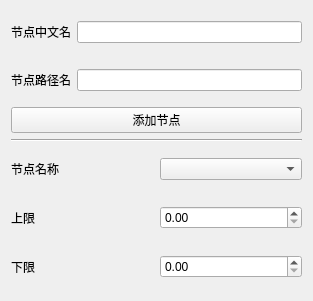
The window that hs_collect_setting.ui (Ying3141/yizumi-monitor) describes before a commit, drawn with Qt 5.
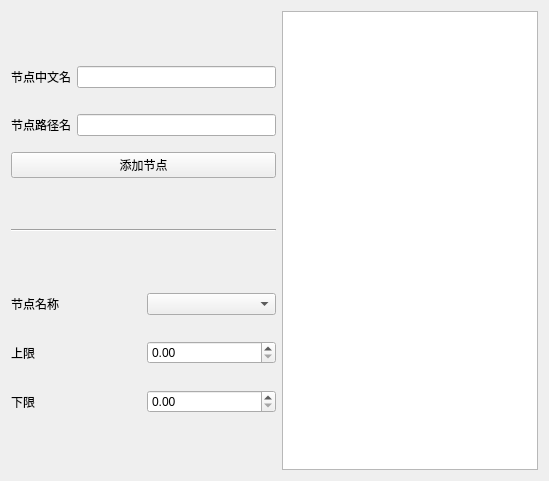
The same window after the commit.

What changed in the file:
```diff
--- a/hs_collect_setting.ui
+++ b/hs_collect_setting.ui
@@ -6,13 +6,17 @@
    <rect>
     <x>0</x>
     <y>0</y>
-    <width>313</width>
-    <height>301</height>
+    <width>549</width>
+    <height>481</height>
    </rect>
   </property>
   <property name="windowTitle">
    <string>Form</string>
   </property>
+  <layout class="QVBoxLayout" name="verticalLayout_4">
+   <item>
+    <layout class="QHBoxLayout" name="horizontalLayout_6">
+     <item>
   <layout class="QVBoxLayout" name="verticalLayout_3">
    <item>
     <layout class="QVBoxLayout" name="verticalLayout">
@@ -65,6 +69,12 @@
      </item>
      <item>
       <widget class="QPushButton" name="pushButton">
+           <property name="sizePolicy">
+            <sizepolicy hsizetype="Minimum" vsizetype="Fixed">
+             <horstretch>0</horstretch>
+             <verstretch>0</verstretch>
+            </sizepolicy>
+           </property>
        <property name="text">
         <string>添加节点</string>
        </property>
@@ -140,6 +150,26 @@
         <widget class="QDoubleSpinBox" name="downlimit_doubleSpinBox"/>
        </item>
       </layout>
+         </item>
+        </layout>
+       </item>
+      </layout>
+     </item>
+     <item>
+      <widget class="QListView" name="listView">
+       <property name="sizePolicy">
+        <sizepolicy hsizetype="Minimum" vsizetype="Expanding">
+         <horstretch>0</horstretch>
+         <verstretch>0</verstretch>
+        </sizepolicy>
+       </property>
+       <property name="minimumSize">
+        <size>
+         <width>0</width>
+         <height>0</height>
+        </size>
+       </property>
+      </widget>
      </item>
     </layout>
    </item>
```
Lines whose indentation alone changed are shown as unchanged.
